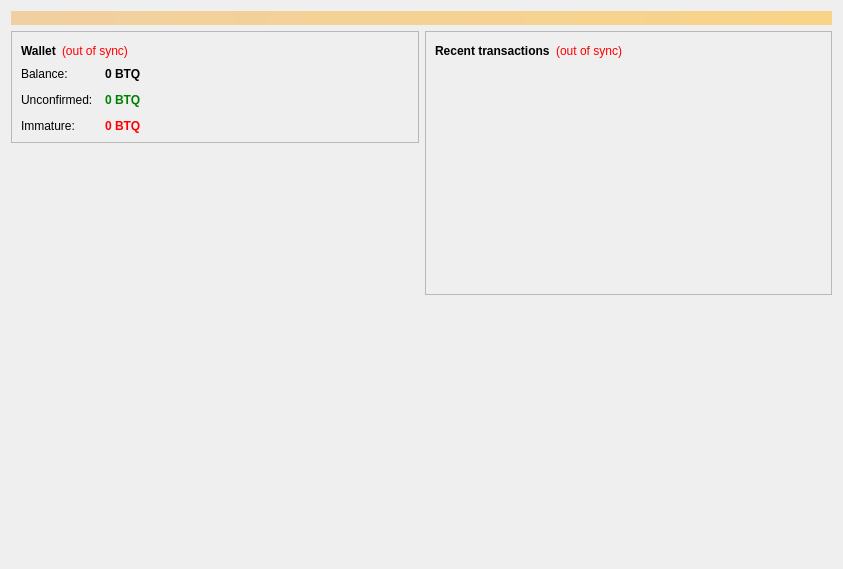
Above: src/qt/forms/overviewpage.ui from bitquarkcoin/BitQuark before the change. Below: the same form after it.
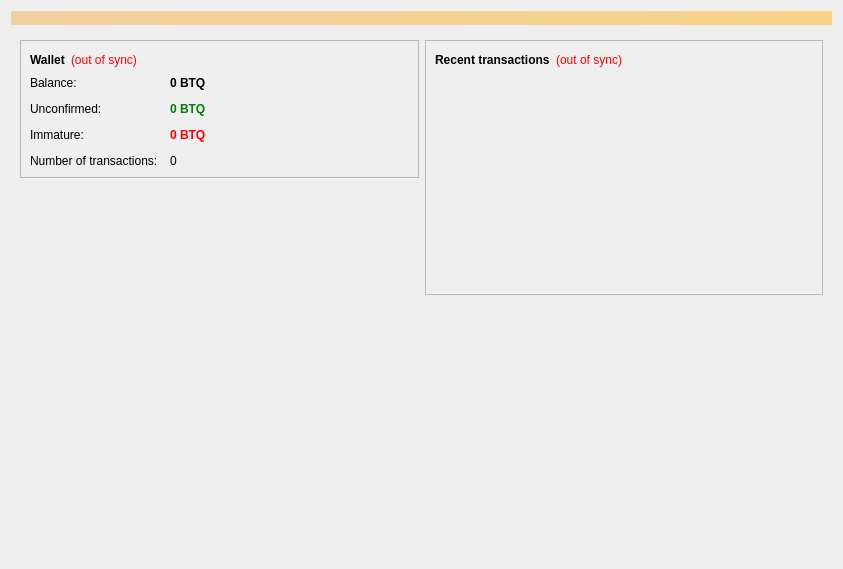
That is the form after the change. Icons and pictures are not drawn.

Patch:
```diff
--- a/src/qt/forms/overviewpage.ui
+++ b/src/qt/forms/overviewpage.ui
@@ -31,6 +31,7 @@
     </widget>
    </item>
    <item>
+    <widget class="QFrame" name="frameMain">
     <layout class="QHBoxLayout" name="horizontalLayout" stretch="1,1">
      <item>
       <layout class="QVBoxLayout" name="verticalLayout_2">
@@ -53,6 +54,9 @@
                 <bold>true</bold>
                </font>
               </property>
+               <property name="styleSheet">
+                <string notr="true"/>
+               </property>
               <property name="text">
                <string>Wallet</string>
               </property>
@@ -102,6 +106,9 @@
             </property>
             <item row="0" column="0">
              <widget class="QLabel" name="label">
+               <property name="styleSheet">
+                <string notr="true"/>
+               </property>
               <property name="text">
                <string>Balance:</string>
               </property>
@@ -121,6 +128,9 @@
               <property name="toolTip">
                <string>Your current balance</string>
               </property>
+               <property name="styleSheet">
+                <string notr="true"/>
+               </property>
               <property name="text">
                <string notr="true">0 BTQ</string>
               </property>
@@ -131,6 +141,9 @@
             </item>
             <item row="1" column="0">
              <widget class="QLabel" name="label_3">
+               <property name="styleSheet">
+                <string notr="true"/>
+               </property>
               <property name="text">
                <string>Unconfirmed:</string>
               </property>
@@ -163,6 +176,9 @@
             </item>
             <item row="2" column="0">
              <widget class="QLabel" name="labelImmatureText">
+               <property name="styleSheet">
+                <string notr="true"/>
+               </property>
               <property name="text">
                <string>Immature:</string>
               </property>
@@ -190,6 +206,23 @@
               </property>
              </widget>
             </item>
+             <item row="3" column="0">
+              <widget class="QLabel" name="label_2">
+               <property name="text">
+                <string>Number of transactions:</string>
+               </property>
+              </widget>
+             </item>
+             <item row="3" column="1">
+              <widget class="QLabel" name="labelNumTransactions">
+               <property name="toolTip">
+                <string>Total number of transactions in wallet</string>
+               </property>
+               <property name="text">
+                <string>0</string>
+               </property>
+              </widget>
+             </item>
            </layout>
           </item>
          </layout>
@@ -222,6 +255,9 @@
          <property name="orientation">
           <enum>Qt::Vertical</enum>
          </property>
+          <property name="sizeType">
+           <enum>QSizePolicy::Expanding</enum>
+          </property>
          <property name="sizeHint" stdset="0">
           <size>
            <width>20</width>
@@ -247,6 +283,9 @@
            <layout class="QHBoxLayout" name="horizontalLayout_2">
             <item>
              <widget class="QLabel" name="label_4">
+               <property name="styleSheet">
+                <string notr="true"/>
+               </property>
               <property name="text">
                <string>&lt;b&gt;Recent transactions&lt;/b&gt;</string>
               </property>
@@ -321,6 +360,7 @@
       </layout>
      </item>
     </layout>
+    </widget>
    </item>
   </layout>
  </widget>
```
Lines whose indentation alone changed are shown as unchanged.
